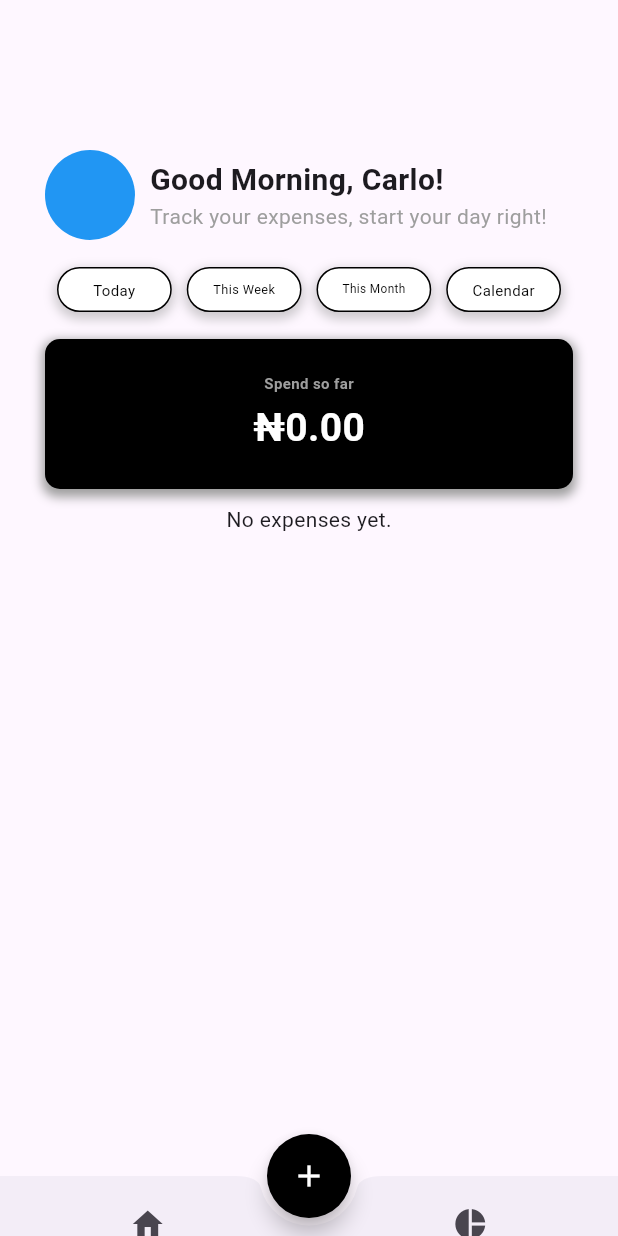
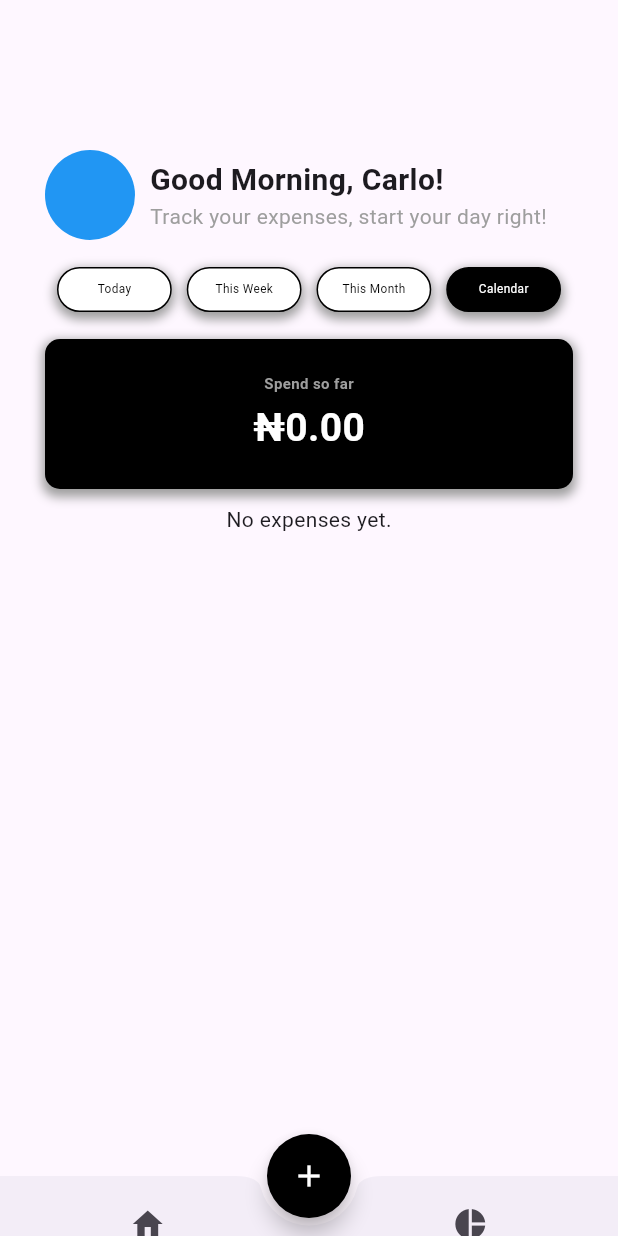
Before and after one commit to Khaloyyy/Expense_Tracker, a Flutter app: the screen it shows after launch, on a phone screen of 412 x 824 dp. Run offline on Flutter 3.47's test engine with Material 3 defaults, Android fonts, the phone set to English and light mode, and no system bars; our stand-ins replace flutter_riverpod, go_router, riverpod_annotation, shared_preferences; generated files the repository leaves out were written again.

Commit message:
Update option_button.dart

```diff
--- a/expense_tracker/lib/features/expense_tracker/presentation/widgets/dashboard/option_button.dart
+++ b/expense_tracker/lib/features/expense_tracker/presentation/widgets/dashboard/option_button.dart
@@ -1,9 +1,15 @@
-// ignore_for_file: deprecated_member_use
-
 import 'package:flutter/material.dart';
+import '../../../domain/enums/expense_filter.dart';
 
 class OptionButton extends StatelessWidget {
-  const OptionButton({super.key});
+  final ExpenseFilterType selected;
+  final ValueChanged<ExpenseFilterType> onSelected;
+
+  const OptionButton({
+    super.key,
+    required this.selected,
+    required this.onSelected,
+  });
 
   @override
   Widget build(BuildContext context) {
@@ -13,27 +19,43 @@ class OptionButton extends StatelessWidget {
           padding: const EdgeInsets.all(8.0),
           child: Container(
             alignment: Alignment.topLeft,
-
             child: Row(
               children: [
-                Expanded(
+                _buildButton(context, 'Today', ExpenseFilterType.today),
+                const SizedBox(width: 10),
+                _buildButton(context, 'This Week', ExpenseFilterType.week),
+                const SizedBox(width: 10),
+                _buildButton(context, 'This Month', ExpenseFilterType.month),
+                const SizedBox(width: 10),
+                _buildButton(context, 'Calendar', ExpenseFilterType.all),
+              ],
+            ),
+          ),
+        ),
+      ],
+    );
+  }
+
+  Widget _buildButton(
+    BuildContext context,
+    String label,
+    ExpenseFilterType type,
+  ) {
+    final isSelected = selected == type;
+    return Expanded(
       child: InkWell(
-                    onTap: () {},
-                    borderRadius: BorderRadius.circular(
-                      30.0,
-                    ), // Match the border radius of the container
+        onTap: () => onSelected(type),
+        borderRadius: BorderRadius.circular(30.0),
         child: Container(
           height: 30,
           padding: const EdgeInsets.symmetric(horizontal: 16.0),
           decoration: BoxDecoration(
-                        color: Colors.white,
+            color: isSelected ? Colors.black : Colors.white,
             border: Border.all(color: Colors.black),
-                        borderRadius: BorderRadius.circular(
-                          30.0,
-                        ), // Reduce the radius for a more square-like appearance
+            borderRadius: BorderRadius.circular(30.0),
             boxShadow: <BoxShadow>[
               BoxShadow(
-                            color: Colors.grey.withOpacity(0.5),
+                color: Colors.grey,
                 spreadRadius: 2,
                 blurRadius: 5,
                 offset: const Offset(0, 3),
@@ -42,123 +64,15 @@ class OptionButton extends StatelessWidget {
           ),
           child: Center(
             child: Text(
-                          'Today',
-                          textAlign: TextAlign.center,
-                          style: TextStyle(fontSize: 10, color: Colors.black),
+              label,
+              style: TextStyle(
+                fontSize: 7.9,
+                color: isSelected ? Colors.white : Colors.black,
               ),
             ),
           ),
         ),
       ),
-
-                const SizedBox(width: 10),
-
-                Expanded(
-                  child: InkWell(
-                    onTap: () {},
-                    borderRadius: BorderRadius.circular(
-                      30.0,
-                    ), // Match the border radius of the container
-                    child: Container(
-                      height: 30,
-                      padding: const EdgeInsets.symmetric(horizontal: 16.0),
-                      decoration: BoxDecoration(
-                        color: Colors.white,
-                        border: Border.all(color: Colors.black),
-                        borderRadius: BorderRadius.circular(
-                          30.0,
-                        ), // Reduce the radius for a more square-like appearance
-                        boxShadow: <BoxShadow>[
-                          BoxShadow(
-                            color: Colors.grey.withOpacity(0.5),
-                            spreadRadius: 2,
-                            blurRadius: 5,
-                            offset: const Offset(0, 3),
-                          ),
-                        ],
-                      ),
-                      child: Center(
-                        child: const Text(
-                          'This Week',
-                          style: TextStyle(fontSize: 8.5, color: Colors.black),
-                        ),
-                      ),
-                    ),
-                  ),
-                ),
-                const SizedBox(width: 10),
-                Expanded(
-                  child: InkWell(
-                    onTap: () {},
-                    borderRadius: BorderRadius.circular(
-                      30.0,
-                    ), // Match the border radius of the container
-                    child: Container(
-                      height: 30,
-                      padding: const EdgeInsets.symmetric(horizontal: 16.0),
-                      decoration: BoxDecoration(
-                        color: Colors.white,
-                        border: Border.all(color: Colors.black),
-                        borderRadius: BorderRadius.circular(
-                          30.0,
-                        ), // Reduce the radius for a more square-like appearance
-                        boxShadow: <BoxShadow>[
-                          BoxShadow(
-                            color: Colors.grey.withOpacity(0.5),
-                            spreadRadius: 2,
-                            blurRadius: 5,
-                            offset: const Offset(0, 3),
-                          ),
-                        ],
-                      ),
-                      child: Center(
-                        child: const Text(
-                          'This Month',
-                          style: TextStyle(fontSize: 7.9, color: Colors.black),
-                        ),
-                      ),
-                    ),
-                  ),
-                ),
-                const SizedBox(width: 10),
-                Expanded(
-                  child: InkWell(
-                    onTap: () {},
-                    borderRadius: BorderRadius.circular(
-                      30.0,
-                    ), // Match the border radius of the container
-                    child: Container(
-                      height: 30,
-                      padding: const EdgeInsets.symmetric(horizontal: 16.0),
-                      decoration: BoxDecoration(
-                        color: Colors.white,
-                        border: Border.all(color: Colors.black),
-                        borderRadius: BorderRadius.circular(
-                          30.0,
-                        ), // Reduce the radius for a more square-like appearance
-                        boxShadow: <BoxShadow>[
-                          BoxShadow(
-                            color: Colors.grey.withOpacity(0.5),
-                            spreadRadius: 2,
-                            blurRadius: 5,
-                            offset: const Offset(0, 3),
-                          ),
-                        ],
-                      ),
-                      child: Center(
-                        child: const Text(
-                          'Calendar',
-                          style: TextStyle(fontSize: 10, color: Colors.black),
-                        ),
-                      ),
-                    ),
-                  ),
-                ),
-              ],
-            ),
-          ),
-        ),
-      ],
     );
   }
 }
```
Lines whose indentation alone changed are shown as unchanged.
